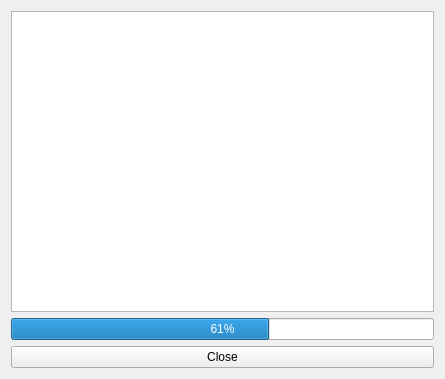
This is downloadform.ui in BLumia/LajiPan-Client as Qt 5 draws it before an edit. The edited form follows.
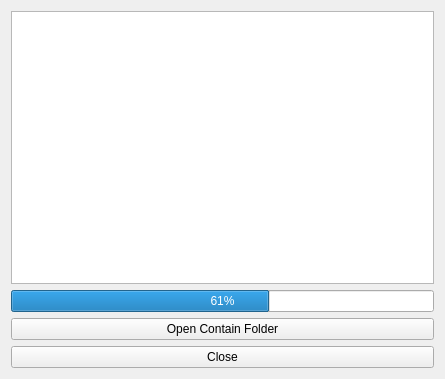
This is the edited form.

Diff of the .ui file:
```diff
--- a/downloadform.ui
+++ b/downloadform.ui
@@ -24,6 +24,13 @@
      </property>
     </widget>
    </item>
+   <item>
+    <widget class="QPushButton" name="pushButton">
+     <property name="text">
+      <string>Open Contain Folder</string>
+     </property>
+    </widget>
+   </item>
    <item>
     <widget class="QPushButton" name="closeBtn">
      <property name="text">
```
